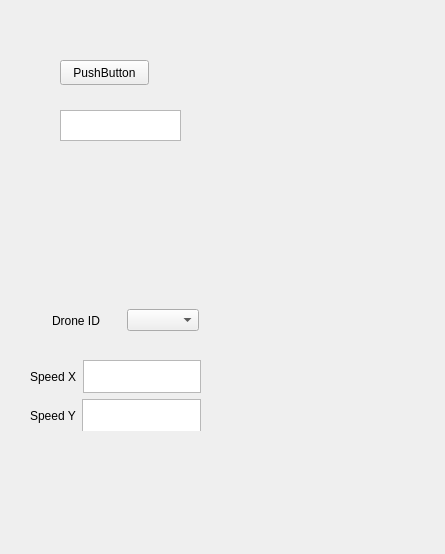
Old version of the form ui/rqt_sarus_test_plugin/rqt_sarus_test_plugin_widget.ui in the repository guille-mv/interface_sarus.
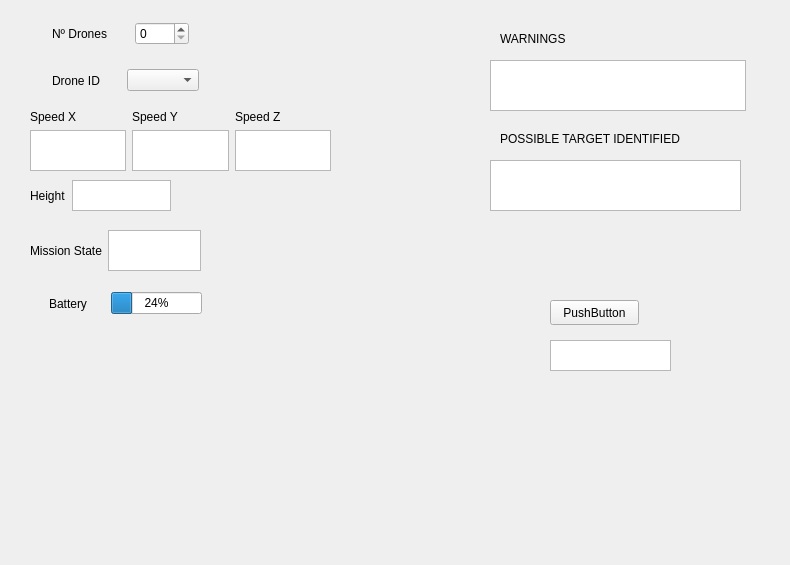
New version of the form.

What changed in the file:
```diff
--- a/ui/rqt_sarus_test_plugin/rqt_sarus_test_plugin_widget.ui
+++ b/ui/rqt_sarus_test_plugin/rqt_sarus_test_plugin_widget.ui
@@ -6,8 +6,8 @@
    <rect>
     <x>0</x>
     <y>0</y>
-    <width>445</width>
-    <height>554</height>
+    <width>790</width>
+    <height>565</height>
    </rect>
   </property>
   <property name="windowTitle">
@@ -16,8 +16,8 @@
   <widget class="QPushButton" name="pushButton">
    <property name="geometry">
     <rect>
-     <x>60</x>
-     <y>60</y>
+     <x>550</x>
+     <y>300</y>
      <width>89</width>
      <height>25</height>
     </rect>
@@ -29,149 +29,18 @@
   <widget class="QTextBrowser" name="pubText">
    <property name="geometry">
     <rect>
-     <x>60</x>
-     <y>110</y>
+     <x>550</x>
+     <y>340</y>
      <width>121</width>
      <height>31</height>
     </rect>
    </property>
   </widget>
-  <widget class="QWidget" name="">
+  <widget class="QWidget" name="layoutWidget">
    <property name="geometry">
     <rect>
      <x>30</x>
-     <y>360</y>
-     <width>171</width>
-     <height>71</height>
-    </rect>
-   </property>
-   <layout class="QVBoxLayout" name="verticalLayout">
-    <item>
-     <layout class="QHBoxLayout" name="horizontalLayout">
-      <item>
-       <spacer name="horizontalSpacer">
-        <property name="orientation">
-         <enum>Qt::Horizontal</enum>
-        </property>
-        <property name="sizeHint" stdset="0">
-         <size>
-          <width>40</width>
-          <height>20</height>
-         </size>
-        </property>
-       </spacer>
-      </item>
-      <item>
-       <widget class="QLabel" name="label_2">
-        <property name="text">
-         <string>Speed X</string>
-        </property>
-       </widget>
-      </item>
-      <item>
-       <spacer name="horizontalSpacer_3">
-        <property name="orientation">
-         <enum>Qt::Horizontal</enum>
-        </property>
-        <property name="sizeHint" stdset="0">
-         <size>
-          <width>40</width>
-          <height>20</height>
-         </size>
-        </property>
-       </spacer>
-      </item>
-      <item>
-       <widget class="QTextBrowser" name="speedxText"/>
-      </item>
-      <item>
-       <spacer name="horizontalSpacer_5">
-        <property name="orientation">
-         <enum>Qt::Horizontal</enum>
-        </property>
-        <property name="sizeHint" stdset="0">
-         <size>
-          <width>40</width>
-          <height>20</height>
-         </size>
-        </property>
-       </spacer>
-      </item>
-     </layout>
-    </item>
-    <item>
-     <spacer name="verticalSpacer">
-      <property name="orientation">
-       <enum>Qt::Vertical</enum>
-      </property>
-      <property name="sizeHint" stdset="0">
-       <size>
-        <width>20</width>
-        <height>40</height>
-       </size>
-      </property>
-     </spacer>
-    </item>
-    <item>
-     <layout class="QHBoxLayout" name="horizontalLayout_2">
-      <item>
-       <spacer name="horizontalSpacer_2">
-        <property name="orientation">
-         <enum>Qt::Horizontal</enum>
-        </property>
-        <property name="sizeHint" stdset="0">
-         <size>
-          <width>40</width>
-          <height>20</height>
-         </size>
-        </property>
-       </spacer>
-      </item>
-      <item>
-       <widget class="QLabel" name="label_3">
-        <property name="text">
-         <string>Speed Y</string>
-        </property>
-       </widget>
-      </item>
-      <item>
-       <spacer name="horizontalSpacer_4">
-        <property name="orientation">
-         <enum>Qt::Horizontal</enum>
-        </property>
-        <property name="sizeHint" stdset="0">
-         <size>
-          <width>40</width>
-          <height>20</height>
-         </size>
-        </property>
-       </spacer>
-      </item>
-      <item>
-       <widget class="QTextBrowser" name="speedyText"/>
-      </item>
-      <item>
-       <spacer name="horizontalSpacer_6">
-        <property name="orientation">
-         <enum>Qt::Horizontal</enum>
-        </property>
-        <property name="sizeHint" stdset="0">
-         <size>
-          <width>40</width>
-          <height>20</height>
-         </size>
-        </property>
-       </spacer>
-      </item>
-     </layout>
-    </item>
-   </layout>
-  </widget>
-  <widget class="QWidget" name="">
-   <property name="geometry">
-    <rect>
-     <x>30</x>
-     <y>300</y>
+     <y>60</y>
      <width>191</width>
      <height>41</height>
     </rect>
@@ -228,6 +97,280 @@
     </item>
    </layout>
   </widget>
+  <widget class="QTextBrowser" name="warnings">
+   <property name="geometry">
+    <rect>
+     <x>490</x>
+     <y>60</y>
+     <width>256</width>
+     <height>51</height>
+    </rect>
+   </property>
+  </widget>
+  <widget class="QLabel" name="label_6">
+   <property name="geometry">
+    <rect>
+     <x>500</x>
+     <y>30</y>
+     <width>91</width>
+     <height>17</height>
+    </rect>
+   </property>
+   <property name="text">
+    <string>WARNINGS</string>
+   </property>
+  </widget>
+  <widget class="QTextBrowser" name="coincidence">
+   <property name="geometry">
+    <rect>
+     <x>490</x>
+     <y>160</y>
+     <width>251</width>
+     <height>51</height>
+    </rect>
+   </property>
+  </widget>
+  <widget class="QLabel" name="label_10">
+   <property name="geometry">
+    <rect>
+     <x>500</x>
+     <y>130</y>
+     <width>231</width>
+     <height>17</height>
+    </rect>
+   </property>
+   <property name="text">
+    <string>POSSIBLE TARGET IDENTIFIED</string>
+   </property>
+  </widget>
+  <widget class="QWidget" name="">
+   <property name="geometry">
+    <rect>
+     <x>30</x>
+     <y>20</y>
+     <width>181</width>
+     <height>28</height>
+    </rect>
+   </property>
+   <layout class="QHBoxLayout" name="horizontalLayout_4">
+    <item>
+     <spacer name="horizontalSpacer_11">
+      <property name="orientation">
+       <enum>Qt::Horizontal</enum>
+      </property>
+      <property name="sizeHint" stdset="0">
+       <size>
+        <width>40</width>
+        <height>20</height>
+       </size>
+      </property>
+     </spacer>
+    </item>
+    <item>
+     <widget class="QLabel" name="label_4">
+      <property name="text">
+       <string>Nº Drones</string>
+      </property>
+     </widget>
+    </item>
+    <item>
+     <spacer name="horizontalSpacer_10">
+      <property name="orientation">
+       <enum>Qt::Horizontal</enum>
+      </property>
+      <property name="sizeHint" stdset="0">
+       <size>
+        <width>40</width>
+        <height>20</height>
+       </size>
+      </property>
+     </spacer>
+    </item>
+    <item>
+     <widget class="QSpinBox" name="NDrones">
+      <property name="maximum">
+       <number>9999</number>
+      </property>
+     </widget>
+    </item>
+    <item>
+     <spacer name="horizontalSpacer_12">
+      <property name="orientation">
+       <enum>Qt::Horizontal</enum>
+      </property>
+      <property name="sizeHint" stdset="0">
+       <size>
+        <width>40</width>
+        <height>20</height>
+       </size>
+      </property>
+     </spacer>
+    </item>
+   </layout>
+  </widget>
+  <widget class="QWidget" name="">
+   <property name="geometry">
+    <rect>
+     <x>30</x>
+     <y>290</y>
+     <width>191</width>
+     <height>27</height>
+    </rect>
+   </property>
+   <layout class="QHBoxLayout" name="horizontalLayout_5">
+    <item>
+     <spacer name="horizontalSpacer_14">
+      <property name="orientation">
+       <enum>Qt::Horizontal</enum>
+      </property>
+      <property name="sizeHint" stdset="0">
+       <size>
+        <width>40</width>
+        <height>20</height>
+       </size>
+      </property>
+     </spacer>
+    </item>
+    <item>
+     <widget class="QLabel" name="label_5">
+      <property name="text">
+       <string>Battery</string>
+      </property>
+     </widget>
+    </item>
+    <item>
+     <spacer name="horizontalSpacer_13">
+      <property name="orientation">
+       <enum>Qt::Horizontal</enum>
+      </property>
+      <property name="sizeHint" stdset="0">
+       <size>
+        <width>40</width>
+        <height>20</height>
+       </size>
+      </property>
+     </spacer>
+    </item>
+    <item>
+     <widget class="QProgressBar" name="battery">
+      <property name="value">
+       <number>24</number>
+      </property>
+     </widget>
+    </item>
+    <item>
+     <spacer name="horizontalSpacer_15">
+      <property name="orientation">
+       <enum>Qt::Horizontal</enum>
+      </property>
+      <property name="sizeHint" stdset="0">
+       <size>
+        <width>40</width>
+        <height>20</height>
+       </size>
+      </property>
+     </spacer>
+    </item>
+   </layout>
+  </widget>
+  <widget class="QWidget" name="">
+   <property name="geometry">
+    <rect>
+     <x>30</x>
+     <y>180</y>
+     <width>141</width>
+     <height>31</height>
+    </rect>
+   </property>
+   <layout class="QHBoxLayout" name="horizontalLayout_6">
+    <item>
+     <widget class="QLabel" name="label_7">
+      <property name="text">
+       <string>Height</string>
+      </property>
+     </widget>
+    </item>
+    <item>
+     <widget class="QTextBrowser" name="height"/>
+    </item>
+   </layout>
+  </widget>
+  <widget class="QWidget" name="">
+   <property name="geometry">
+    <rect>
+     <x>30</x>
+     <y>110</y>
+     <width>301</width>
+     <height>61</height>
+    </rect>
+   </property>
+   <layout class="QHBoxLayout" name="horizontalLayout">
+    <item>
+     <layout class="QVBoxLayout" name="verticalLayout">
+      <item>
+       <widget class="QLabel" name="label_2">
+        <property name="text">
+         <string>Speed X</string>
+        </property>
+       </widget>
+      </item>
+      <item>
+       <widget class="QTextBrowser" name="speedxText"/>
+      </item>
+     </layout>
+    </item>
+    <item>
+     <layout class="QVBoxLayout" name="verticalLayout_2">
+      <item>
+       <widget class="QLabel" name="label_3">
+        <property name="text">
+         <string>Speed Y</string>
+        </property>
+       </widget>
+      </item>
+      <item>
+       <widget class="QTextBrowser" name="speedyText"/>
+      </item>
+     </layout>
+    </item>
+    <item>
+     <layout class="QVBoxLayout" name="verticalLayout_3">
+      <item>
+       <widget class="QLabel" name="label_8">
+        <property name="text">
+         <string>Speed Z</string>
+        </property>
+       </widget>
+      </item>
+      <item>
+       <widget class="QTextBrowser" name="speedzText"/>
+      </item>
+     </layout>
+    </item>
+   </layout>
+  </widget>
+  <widget class="QWidget" name="">
+   <property name="geometry">
+    <rect>
+     <x>30</x>
+     <y>230</y>
+     <width>171</width>
+     <height>41</height>
+    </rect>
+   </property>
+   <layout class="QHBoxLayout" name="horizontalLayout_2">
+    <item>
+     <widget class="QLabel" name="label_9">
+      <property name="text">
+       <string>Mission State</string>
+      </property>
+     </widget>
+    </item>
+    <item>
+     <widget class="QTextBrowser" name="state"/>
+    </item>
+   </layout>
+  </widget>
  </widget>
  <resources/>
  <connections/>
```
